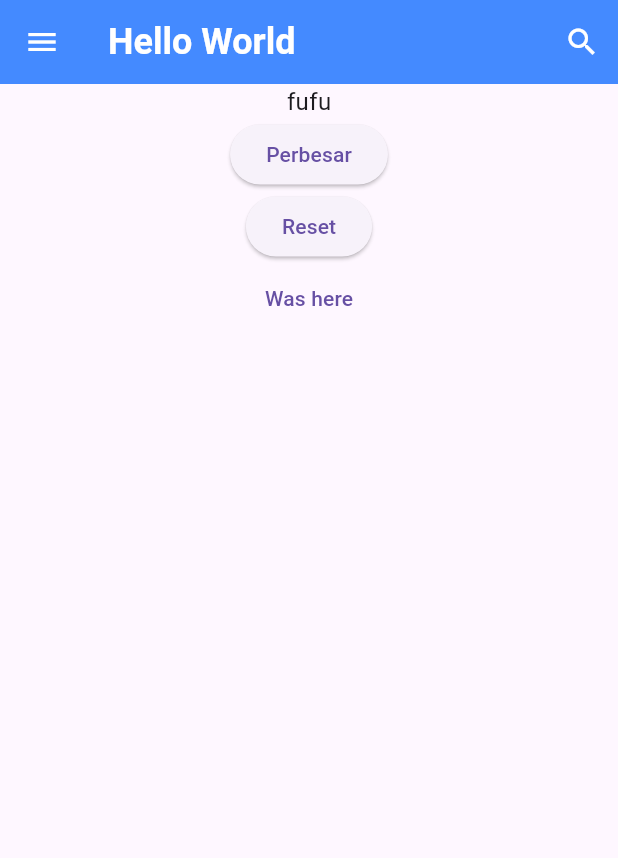
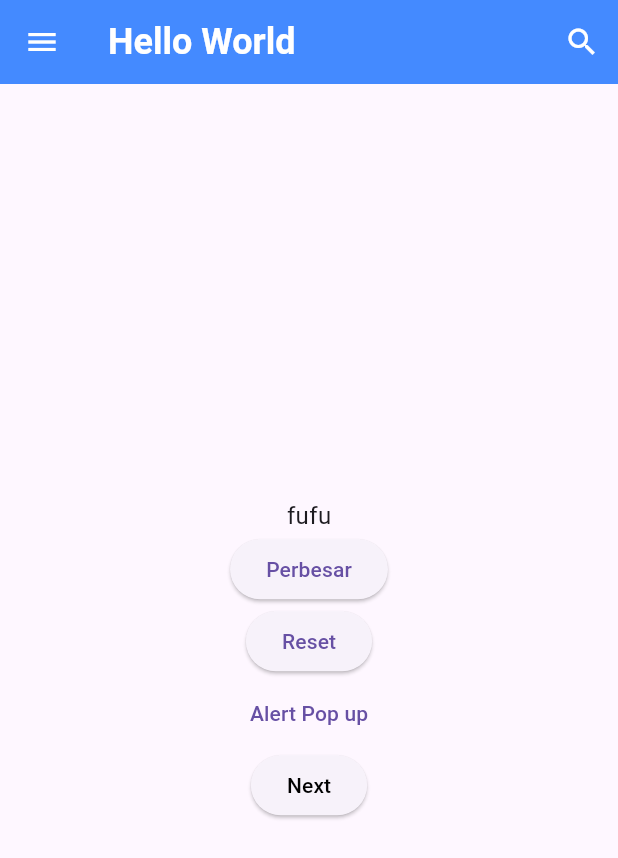
Before and after one commit to fairuzridh/belajarFlutterDicoding, a Flutter app: the screen it shows after launch, on a phone screen of 412 x 824 dp. Shown: the top 858 px of the screen. Run offline on Flutter 3.47's test engine with Material 3 defaults, Android fonts, the phone set to English and light mode, and no system bars.

Commit message:
06.add interaction popup alert and button directless

```diff
--- a/lib/main.dart
+++ b/lib/main.dart
@@ -21,7 +21,7 @@ class MyApp extends StatelessWidget {
                 color: Colors.white,
               ),
               onPressed: () {},
-              )
+            )
           ],
           leading: IconButton(
             icon: const Icon(
@@ -32,15 +32,24 @@ class MyApp extends StatelessWidget {
           ),
           backgroundColor: Colors.blueAccent,
         ),
-        body: const Column (
-          children: [
-            Row(
+        body:  Center (
+          child: Column(
               mainAxisAlignment: MainAxisAlignment.center,
               children: [
-                BiggerText(text: "fufu"),
+                const BiggerText(text: "fufu"),
+                ElevatedButton(
+                  child: const Text(
+                    'Next',
+                    style: TextStyle(
+                      color: Colors.black
+                    ),
+                  ),
+                  onPressed: (){
+                    Navigator.pop(context);
+                  },
+                )
               ]
             ),
-          ]
         )
         // floatingActionButton: FloatingActionButton(
         //   child: const Icon(Icons.add),
@@ -108,8 +117,12 @@ class _BiggerTextState extends State<BiggerText> {
           }
         ),
         TextButton(
-          child: const Text("Was here"),
-          onPressed: () {}
+          child: const Text("Alert Pop up"),
+          onPressed: () {
+            setState(() {
+              showAlertDialog(context);
+            });
+          }
         )
       ],
     );
@@ -118,18 +131,22 @@ class _BiggerTextState extends State<BiggerText> {
 
 showAlertDialog(BuildContext context){
   Widget cancelButton = TextButton(
-    onPressed: () {},
+    onPressed: () {
+      Navigator.pop(context);
+    },
     child: const Text("Cancel")
   );
 
   Widget approveButton = TextButton(
-    onPressed: () {},
+    onPressed: () {
+      Navigator.pop(context);
+    },
     child: const Text("Oke")
   );
 
   AlertDialog alert = AlertDialog(
-    title: const Text("Test"),
-    content: const Text("dsdsdsds"),
+    title: const Text("Announcement"),
+    content: const Text("Button 'Perbesar' for make text bigger and button 'Reset' for make text back to first size"),
     actions: [
       cancelButton,
       approveButton,
```
